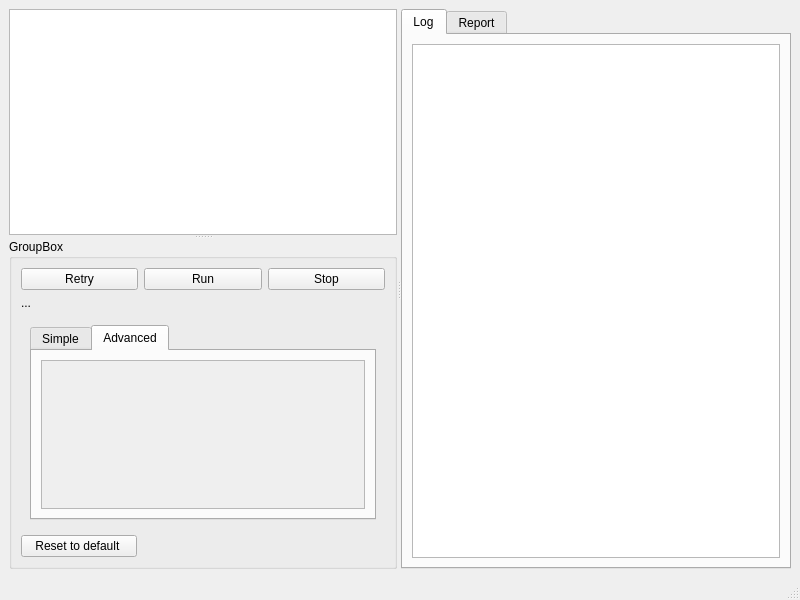
The window that src/client/client.ui (ccp4/DUI2) describes before a commit, drawn with Qt 5.
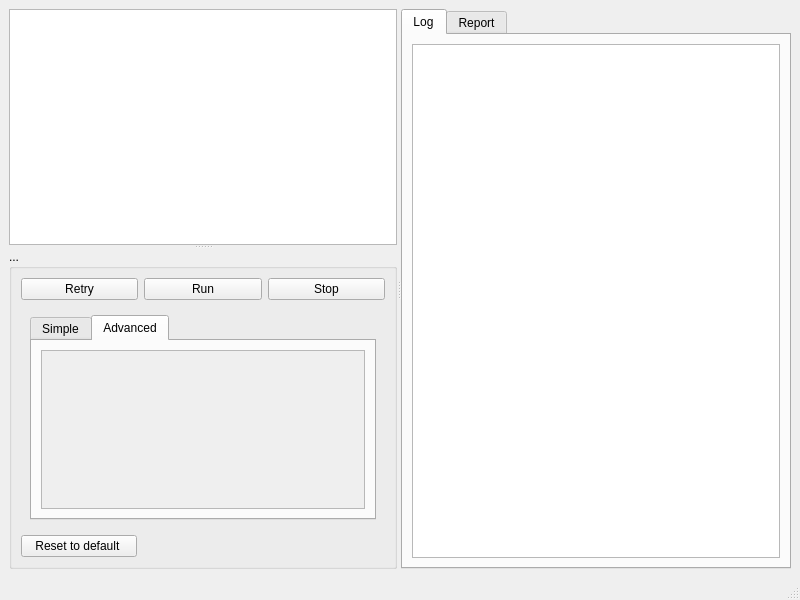
The same window after the commit.

Commit message: fixing control widget labe/title

The edit to the form file:
```diff
--- a/src/client/client.ui
+++ b/src/client/client.ui
@@ -27,7 +27,7 @@
        <widget class="QGraphicsView" name="treeView"/>
        <widget class="QGroupBox" name="groupBox">
         <property name="title">
-         <string>GroupBox</string>
+         <string>...</string>
         </property>
         <layout class="QGridLayout" name="gridLayout_2">
          <item row="0" column="0">
@@ -57,13 +57,6 @@
              </item>
             </layout>
            </item>
-           <item>
-            <widget class="QLabel" name="CurrentControlWidgetLabel">
-             <property name="text">
-              <string>...</string>
-             </property>
-            </widget>
-           </item>
            <item>
             <widget class="QStackedWidget" name="StackedParamsWidget">
              <property name="currentIndex">
@@ -394,7 +387,7 @@
                         <x>0</x>
                         <y>0</y>
                         <width>322</width>
-                        <height>125</height>
+                        <height>146</height>
                        </rect>
                       </property>
                      </widget>
```
Left out of the diff: 4 changed lines with no effect on the pictures. The commit also changes 1 other file.
